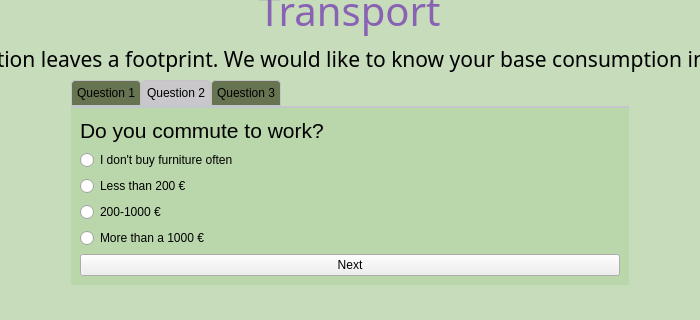
First picture: the form in C201_NewBeginnings/newBeginnings/mainwindow.ui, repository cgneo/CarbonTracker, before the edit; both pictures show x 131 to 831 and y 169 to 489 of the 961 by 679 pixel window.
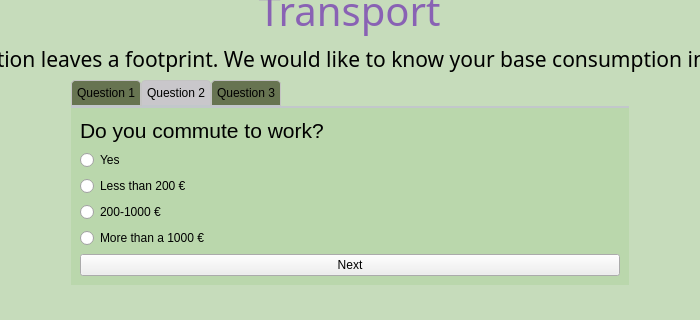
Second picture: the form after the edit. The open tabs and pages were chosen to show the change.

What changed in the file:
```diff
--- a/C201_NewBeginnings/newBeginnings/mainwindow.ui
+++ b/C201_NewBeginnings/newBeginnings/mainwindow.ui
@@ -840,7 +840,7 @@
                       <item>
                        <widget class="QRadioButton" name="radio1_4">
                         <property name="text">
-                         <string>I don't buy furniture often</string>
+                         <string>Yes</string>
                         </property>
                        </widget>
                       </item>
```
Left out of the diff: 4 changed lines with no effect on the pictures.
